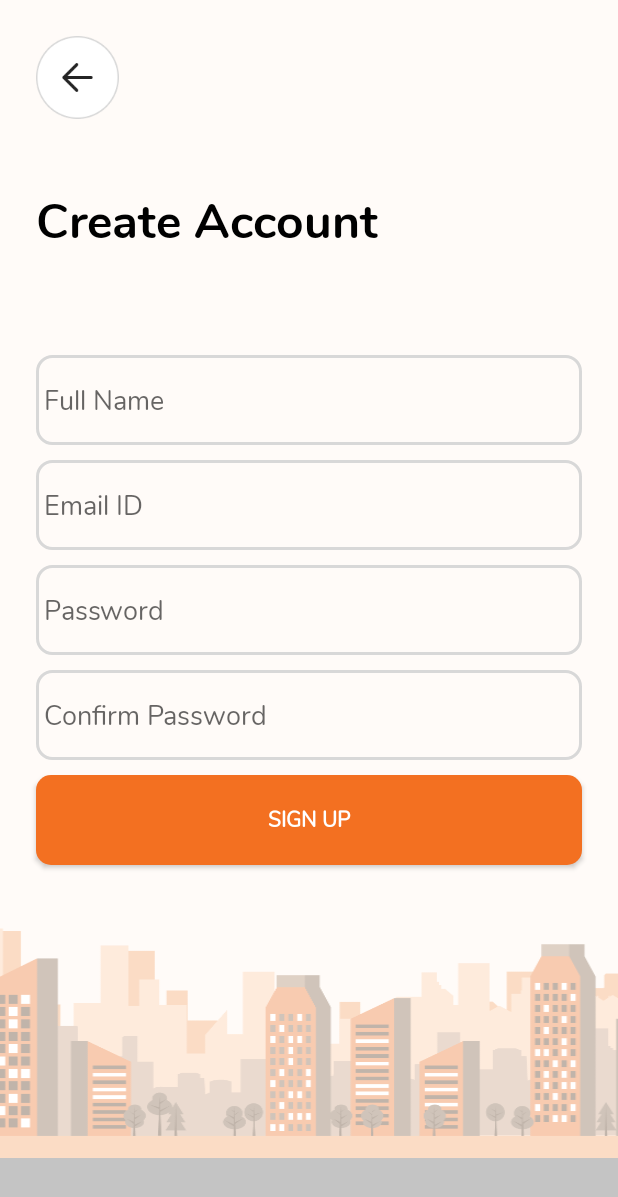
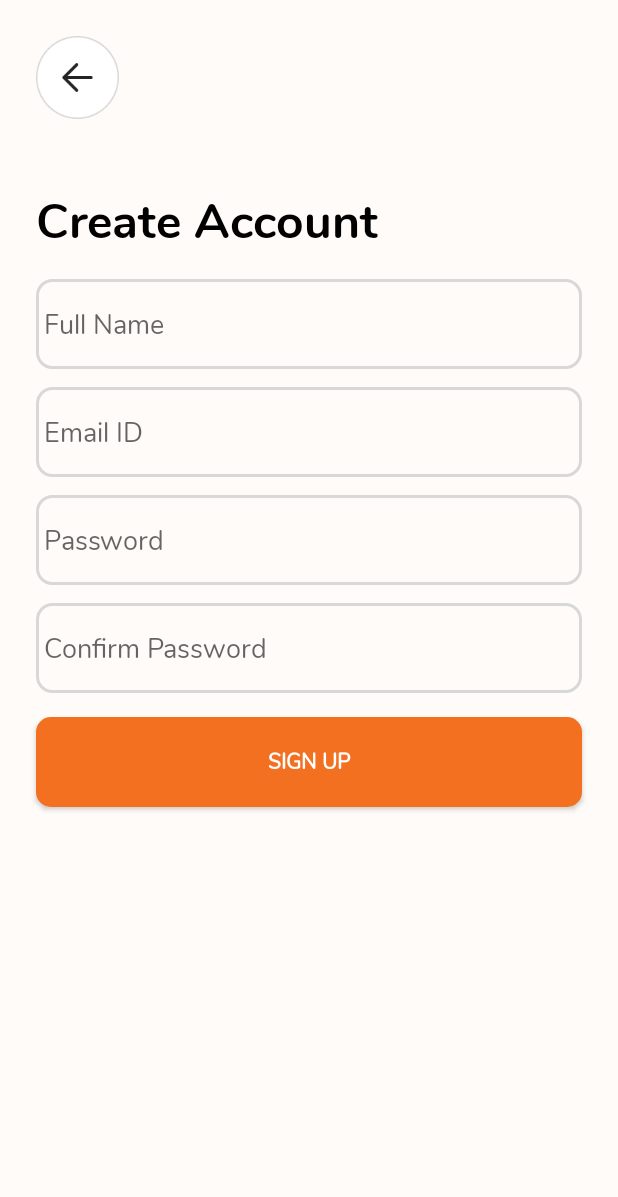
Before and after one commit to mobatiaandroid/EDC_Final, an Android app: the layout activity_signup.xml on its own in the app's theme, with its tools: preview values and no code run, on a phone screen of 412 x 824 dp. Shown: the top 1197 px of the screen. Run offline under Robolectric (Android 15) with nearby library versions, the phone set to English and light mode, and no system bars.

```diff
--- a/app/src/main/java/com/edc/ad/activity/HomeBaseGuestActivity.kt
+++ b/app/src/main/java/com/edc/ad/activity/HomeBaseGuestActivity.kt
@@ -1,5 +1,7 @@
 package com.edc.ad.activity
 
+import android.content.Context
+import android.content.Intent
 import android.os.Bundle
 import android.view.Gravity
 import androidx.appcompat.app.AppCompatActivity
@@ -16,15 +18,18 @@ import kotlinx.android.synthetic.main.activity_guest_base.newsLttrBtn
 import kotlinx.android.synthetic.main.activity_guest_base.notificationBtn
 import kotlinx.android.synthetic.main.activity_guest_base.servicesBtn
 import kotlinx.android.synthetic.main.activity_user_base.*
+import kotlinx.android.synthetic.main.fragment_home_guest.*
 
 class HomeBaseGuestActivity : AppCompatActivity() {
 
+    lateinit var context: Context
     private lateinit var drawerLayout: DrawerLayout
     public var navControl: NavController? = null
 
     override fun onCreate(savedInstanceState: Bundle?) {
         super.onCreate(savedInstanceState)
         setContentView(R.layout.activity_guest_base)
+        context = this
         notificationBtn.setOnClickListener { _ ->
             if (drawerLayout.isOpen) drawerLayout.close()
 
@@ -60,6 +65,7 @@ class HomeBaseGuestActivity : AppCompatActivity() {
 
             navControl?.navigate(R.id.contactFragment)
         }
+
     }
 
     override fun onStart() {
--- a/app/src/main/java/com/edc/ad/adapter/NewsAdapter.kt
+++ b/app/src/main/java/com/edc/ad/adapter/NewsAdapter.kt
@@ -9,11 +9,7 @@ import android.widget.TextView
 import androidx.recyclerview.widget.RecyclerView
 import com.edc.ad.R
 import com.edc.ad.activity.NewsDetailActivity
-import com.edc.ad.activity.PDFViewActivity
 import com.edc.ad.model.NewsResponseModel
-import kotlinx.android.synthetic.main.item_news.view.*
-import java.util.*
-import kotlin.collections.ArrayList
 
 
 class NewsAdapter(val arrayList: ArrayList<NewsResponseModel.Data>, val activity: Activity): RecyclerView.Adapter<NewsAdapter.VH>(){
--- a/app/src/main/java/com/edc/ad/fragments/SurveyFragment.kt
+++ b/app/src/main/java/com/edc/ad/fragments/SurveyFragment.kt
@@ -12,10 +12,6 @@ import com.edc.ad.util.PreferenceManager
 import kotlinx.android.synthetic.main.fragment_survey.*
 
 class SurveyFragment : Fragment() {
-
-    override fun onCreate(savedInstanceState: Bundle?) {
-        super.onCreate(savedInstanceState)
-    }
 
     override fun onCreateView(
         inflater: LayoutInflater, container: ViewGroup?,
--- a/app/src/main/res/layout/activity_complaint.xml
+++ b/app/src/main/res/layout/activity_complaint.xml
@@ -12,6 +12,7 @@
         android:layout_width="0dp"
         android:layout_height="wrap_content"
         android:scaleType="fitXY"
+        android:visibility="gone"
         app:layout_constraintBottom_toTopOf="@+id/imageView4"
         app:layout_constraintEnd_toEndOf="parent"
         app:layout_constraintStart_toStartOf="parent"
@@ -22,6 +23,7 @@
         android:layout_width="wrap_content"
         android:layout_height="wrap_content"
         android:scaleType="fitXY"
+        android:visibility="gone"
         app:layout_constraintBottom_toTopOf="@id/imageView4"
         app:layout_constraintStart_toEndOf="@+id/city1"
         app:srcCompat="@drawable/car_bg" />
@@ -30,6 +32,7 @@
         android:id="@+id/imageView4"
         android:layout_width="match_parent"
         android:layout_height="42dp"
+        android:visibility="gone"
         android:background="#C4C4C4"
         app:layout_constraintBottom_toBottomOf="parent"
         app:layout_constraintEnd_toEndOf="parent"
@@ -77,6 +80,7 @@
         android:id="@+id/imageView7"
         android:layout_width="match_parent"
         android:layout_height="10dp"
+        android:visibility="gone"
         android:background="#C4C4C4"
         app:layout_constraintBottom_toTopOf="@+id/imageView4"
         app:layout_constraintEnd_toEndOf="parent" />
--- a/app/src/main/res/layout/activity_feedback.xml
+++ b/app/src/main/res/layout/activity_feedback.xml
@@ -11,6 +11,7 @@
         android:id="@+id/city1"
         android:layout_width="0dp"
         android:layout_height="wrap_content"
+        android:visibility="gone"
         android:scaleType="fitXY"
         app:layout_constraintBottom_toTopOf="@+id/imageView4"
         app:layout_constraintEnd_toEndOf="parent"
@@ -21,6 +22,7 @@
         android:id="@+id/city2"
         android:layout_width="wrap_content"
         android:layout_height="wrap_content"
+        android:visibility="gone"
         android:scaleType="fitXY"
         app:layout_constraintBottom_toTopOf="@id/imageView4"
         app:layout_constraintStart_toEndOf="@+id/city1"
@@ -30,6 +32,7 @@
         android:id="@+id/imageView4"
         android:layout_width="match_parent"
         android:layout_height="42dp"
+        android:visibility="gone"
         android:background="#C4C4C4"
         app:layout_constraintBottom_toBottomOf="parent"
         app:layout_constraintEnd_toEndOf="parent"
@@ -77,6 +80,7 @@
         android:id="@+id/imageView7"
         android:layout_width="match_parent"
         android:layout_height="10dp"
+        android:visibility="gone"
         android:background="#C4C4C4"
         app:layout_constraintBottom_toTopOf="@+id/imageView4"
         app:layout_constraintEnd_toEndOf="parent" />
--- a/app/src/main/res/layout/activity_signup.xml
+++ b/app/src/main/res/layout/activity_signup.xml
@@ -11,6 +11,7 @@
         android:id="@+id/city1"
         android:layout_width="0dp"
         android:layout_height="wrap_content"
+        android:visibility="gone"
         android:scaleType="fitXY"
         app:layout_constraintBottom_toTopOf="@+id/imageView4"
         app:layout_constraintEnd_toEndOf="parent"
@@ -21,6 +22,7 @@
         android:id="@+id/city2"
         android:layout_width="wrap_content"
         android:layout_height="wrap_content"
+        android:visibility="gone"
         android:scaleType="fitXY"
         app:layout_constraintBottom_toTopOf="@id/imageView4"
         app:layout_constraintStart_toEndOf="@+id/city1"
@@ -30,6 +32,7 @@
         android:id="@+id/imageView4"
         android:layout_width="match_parent"
         android:layout_height="42dp"
+        android:visibility="gone"
         android:background="#C4C4C4"
         app:layout_constraintBottom_toBottomOf="parent"
         app:layout_constraintEnd_toEndOf="parent"
@@ -60,21 +63,21 @@
 
     <com.dev.edc.manager.CustomEditTextBlack
         android:id="@+id/editname"
-        android:padding="5dp"
-
         android:layout_width="0dp"
         android:layout_height="60dp"
+        android:layout_marginTop="16dp"
         android:background="@drawable/roundedbg"
-android:layout_marginBottom="10dp"
         android:hint="@string/fullname"
-        app:layout_constraintBottom_toTopOf="@+id/editEmail"
+        android:padding="5dp"
         app:layout_constraintEnd_toEndOf="@+id/textView3"
-        app:layout_constraintStart_toStartOf="@+id/textView3" />
+        app:layout_constraintStart_toStartOf="@+id/textView3"
+        app:layout_constraintTop_toBottomOf="@+id/textView3" />
 
     <ImageView
         android:id="@+id/imageView7"
         android:layout_width="match_parent"
         android:layout_height="10dp"
+        android:visibility="gone"
         android:background="#C4C4C4"
         app:layout_constraintBottom_toTopOf="@+id/imageView4"
         app:layout_constraintEnd_toEndOf="parent" />
@@ -83,15 +86,16 @@ android:layout_marginBottom="10dp"
         android:id="@+id/submitBtn"
         android:layout_width="0dp"
         android:layout_height="60dp"
+        android:layout_marginTop="16dp"
         android:background="@drawable/curved_rectangle"
         android:text="@string/signup"
         android:textColor="@color/white"
         android:textSize="14sp"
         android:textStyle="bold"
 
-        app:layout_constraintBottom_toTopOf="@+id/guideBottom"
         app:layout_constraintEnd_toEndOf="@+id/editConfirmPassword"
-        app:layout_constraintStart_toStartOf="@+id/editConfirmPassword" />
+        app:layout_constraintStart_toStartOf="@+id/editConfirmPassword"
+        app:layout_constraintTop_toBottomOf="@+id/editConfirmPassword" />
 
 
     <ImageView
@@ -116,45 +120,45 @@ android:layout_marginBottom="10dp"
         android:id="@+id/editConfirmPassword"
         android:layout_width="0dp"
         android:layout_height="60dp"
-        android:layout_marginBottom="10dp"
+        android:layout_marginTop="12dp"
         android:background="@drawable/roundedbg"
         android:ems="10"
         android:hint="@string/confirmpassword"
         android:inputType="textPassword"
         android:padding="5dp"
-        app:layout_constraintBottom_toTopOf="@+id/submitBtn"
         app:layout_constraintEnd_toEndOf="@+id/editname"
-        app:layout_constraintStart_toStartOf="@+id/editname" />
+        app:layout_constraintStart_toStartOf="@+id/editname"
+        app:layout_constraintTop_toBottomOf="@+id/editPassword" />
 
     <com.dev.edc.manager.CustomEditTextBlack
         android:id="@+id/editPassword"
         android:layout_width="0dp"
         android:layout_height="60dp"
-        android:layout_marginBottom="10dp"
+        android:layout_marginTop="12dp"
         android:background="@drawable/roundedbg"
         android:ems="10"
 
         android:hint="@string/password"
         android:inputType="textPassword"
         android:padding="5dp"
-        app:layout_constraintBottom_toTopOf="@+id/editConfirmPassword"
         app:layout_constraintEnd_toEndOf="@+id/editConfirmPassword"
-        app:layout_constraintStart_toStartOf="@+id/editConfirmPassword" />
+        app:layout_constraintStart_toStartOf="@+id/editConfirmPassword"
+        app:layout_constraintTop_toBottomOf="@+id/editEmail" />
 
     <com.dev.edc.manager.CustomEditTextBlack
         android:id="@+id/editEmail"
         android:layout_width="0dp"
         android:layout_height="60dp"
-        android:layout_marginBottom="10dp"
+        android:layout_marginTop="12dp"
         android:background="@drawable/roundedbg"
         android:ems="10"
         android:hint="@string/email_hint"
         android:inputType="textEmailAddress"
 
         android:padding="5dp"
-        app:layout_constraintBottom_toTopOf="@+id/editPassword"
         app:layout_constraintEnd_toEndOf="@+id/editPassword"
-        app:layout_constraintStart_toStartOf="@+id/editPassword" />
+        app:layout_constraintStart_toStartOf="@+id/editPassword"
+        app:layout_constraintTop_toBottomOf="@+id/editname" />
 
     <androidx.constraintlayout.widget.Guideline
         android:id="@+id/guideTop"
--- a/app/src/main/res/values/strings.xml
+++ b/app/src/main/res/values/strings.xml
@@ -39,5 +39,5 @@
     <string name="confirmpassword">Confirm Password</string>
     <string name="subject">Subject</string>
     <string name="submit">Submit</string>
-    <string name="dont_hve_acc">Don\'t have an account? <font fgcolor='#F37021'>Sign in</font></string>
+    <string name="dont_hve_acc">Don\'t have an account? <font fgcolor='#F37021'>Sign Up</font></string>
 </resources>
```
Also changed, not shown: app/src/main/AndroidManifest.xml (+8 -5 lines), app/src/main/java/com/edc/ad/activity/WebViewActivity.kt (added, +38 -0 lines), app/src/main/java/com/edc/ad/adapter/ServicesAdapter.kt (+0 -7 lines), app/src/main/java/com/edc/ad/fragments/GuestHomeFragment.kt (+23 -1 lines), app/src/main/res/layout/activity_web_view.xml (added, +67 -0 lines).
